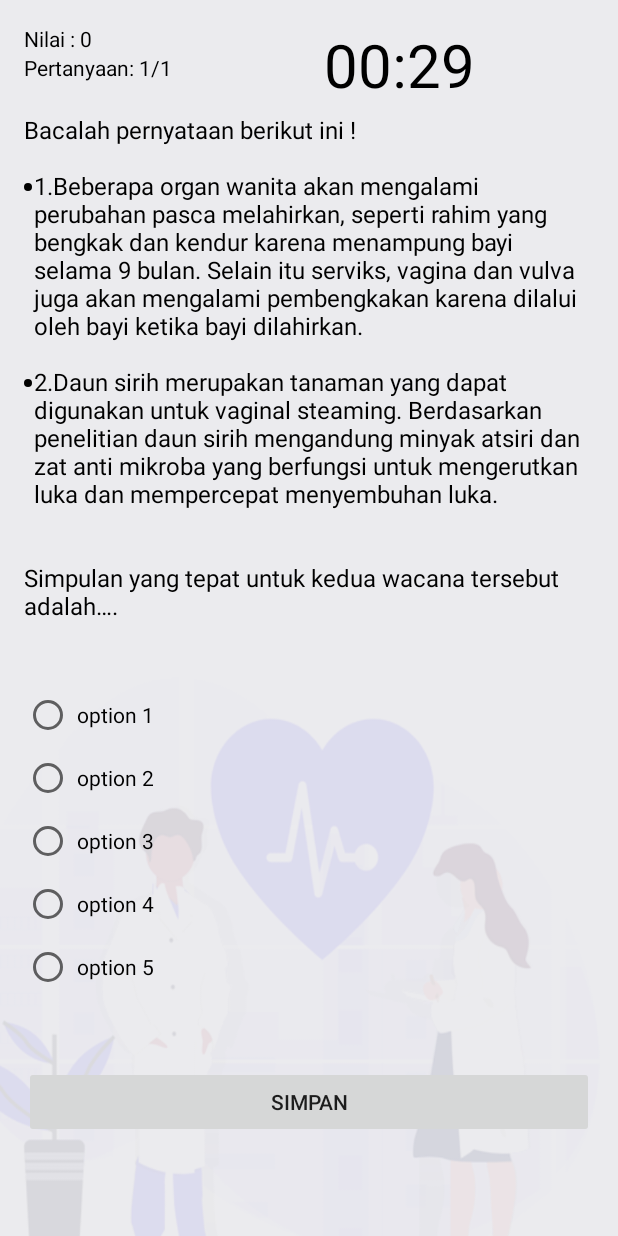
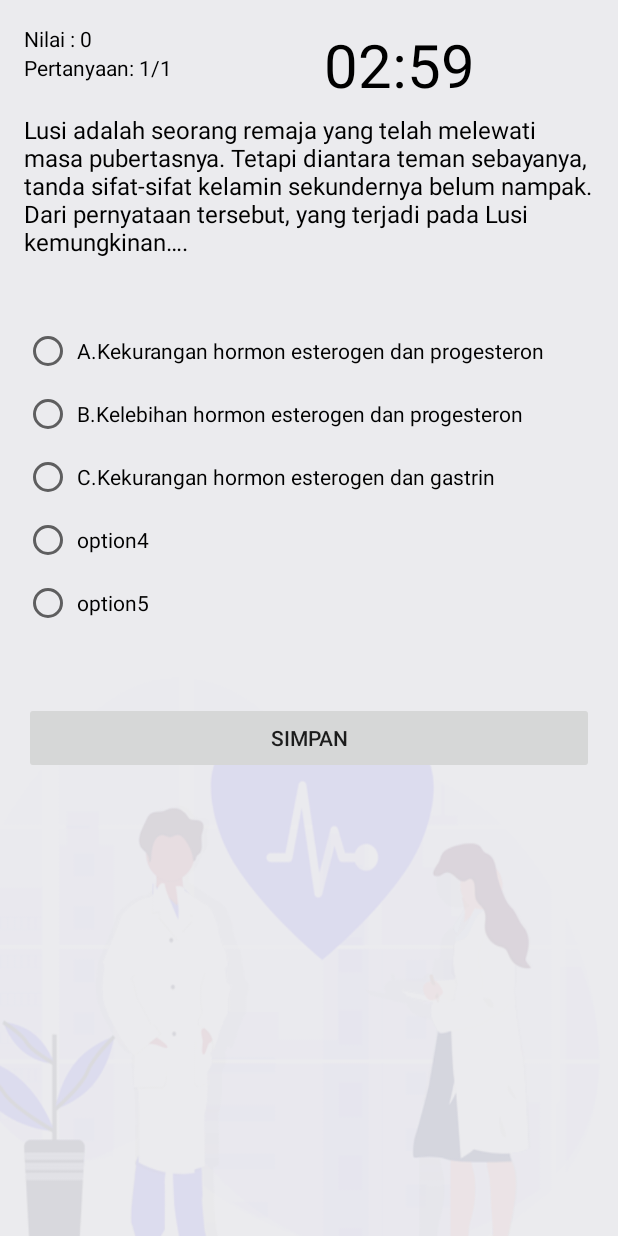
Before and after one commit to alexistdev/myrepro2, an Android app: the QuizActivity screen opened directly, with no data from a screen before it, on a phone screen of 412 x 824 dp. Run offline under Robolectric (Android 15) with nearby library versions, the phone set to English and light mode, and no system bars.

Commit message:
Update Soal sampai 22

```diff
--- a/app/src/main/java/com/shinta/myreprover2/Quiz/QuizActivity.java
+++ b/app/src/main/java/com/shinta/myreprover2/Quiz/QuizActivity.java
@@ -26,7 +26,7 @@ public class QuizActivity extends AppCompatActivity {
 
     public static final String EXTRA_SCORE  = "extraScore";
     //3 menit timer
-    private static final long COUNTDOWN_IN_MILLIS = 30000;
+    private static final long COUNTDOWN_IN_MILLIS = 180000;
 
     private ImageView gambarPertanyaan;
     private TextView textViewQuestion;
@@ -54,14 +54,13 @@ public class QuizActivity extends AppCompatActivity {
     private int questionCountTotal;
     private Pertanyaan currentQuestion;
 
-    private int score;
+    private float score;
     private boolean answered;
 
     @Override
     protected void onCreate(Bundle savedInstanceState) {
         super.onCreate(savedInstanceState);
         setContentView(R.layout.activity_quiz2);
-        score = 10;
         //gambar pertanyaan
 
         gambarPertanyaan= findViewById(R.id.gbrPertanyaan);
@@ -217,17 +216,7 @@ public class QuizActivity extends AppCompatActivity {
             textViewCountDown.setTextColor(textColorDefaultCd);
         }
     }
-    //mengecek apakah gambar atau bukan
-//    private void checkStatus(){
-//        //statusGambar = true;
-//        int statusNr = currentQuestion.getStatusPr();
-//        if (statusNr == 1){
-//
-//        } else {
-//
-//        }
-//
-//    }
+
     //mengecek jawaban
     private void checkAnswer() {
         answered = true;
@@ -237,7 +226,7 @@ public class QuizActivity extends AppCompatActivity {
         int answerNr = rbGroup.indexOfChild(rbSelected) + 1;
 
         if (answerNr == currentQuestion.getAnswerNr()) {
-            score += 3;
+            score += (100/2);
             textViewScore.setText("Nilai : " + score);
         }
 
--- a/app/src/main/java/com/shinta/myreprover2/Quiz/QuizDbHelper.java
+++ b/app/src/main/java/com/shinta/myreprover2/Quiz/QuizDbHelper.java
@@ -69,10 +69,38 @@ public class QuizDbHelper extends SQLiteOpenHelper {
 //        masukkanPertanyaan(q7);
 //        Pertanyaan q8 = new Pertanyaan("testpack","Gambar tersebut merupakan tes pack hasil tes pada urin pada wanita yang seorang wanita, sehingga muncul tanda positif (+), tanda positif (+) pada  tes pack tersebut menunjukkan bahwa wanita tersebut sedang hamil. Munculnya tanda positif (+) pada tes pack setelah dicelupkan pada urin wanita hamil disebabkan oleh…."," A.Kadar hormon progesterone pada urin sangat tinggi"," B.Adanya hormon estrogen pada urin"," C.Kadar hormon LH pada urin rendah"," D.Adanya hormon HCG pada urin"," E.Adanya hormon FSH pada urin",3,4);
 //        masukkanPertanyaan(q8);
-         Pertanyaan q9 = new Pertanyaan("Bacalah pernyataan berikut ini !<br><br><ul><li>1.Beberapa organ wanita akan mengalami perubahan pasca melahirkan, seperti rahim yang bengkak dan kendur karena menampung bayi selama 9 bulan. Selain itu serviks, vagina dan vulva juga akan mengalami pembengkakan karena dilalui oleh bayi ketika bayi dilahirkan.</li><li>2.Daun sirih merupakan tanaman yang dapat digunakan untuk vaginal steaming. Berdasarkan penelitian daun sirih mengandung minyak atsiri dan zat anti mikroba yang berfungsi untuk mengerutkan luka dan mempercepat menyembuhan luka.</li></ul><br>Simpulan yang tepat untuk kedua wacana tersebut adalah….",""," option 1"," option 2"," option 3"," option 4"," option 5",2,2);
-        masukkanPertanyaan(q9);
-        // Pertanyaan q6 = new Pertanyaan("soal1","teks"," option 1"," option 2"," option 3"," option 4"," option 5",2,2);
-//        masukkanPertanyaan(q6);
+//         Pertanyaan q9 = new Pertanyaan("Bacalah pernyataan berikut ini !<br><br><ul><li>1.Beberapa organ wanita akan mengalami perubahan pasca melahirkan, seperti rahim yang bengkak dan kendur karena menampung bayi selama 9 bulan. Selain itu serviks, vagina dan vulva juga akan mengalami pembengkakan karena dilalui oleh bayi ketika bayi dilahirkan.</li><li>2.Daun sirih merupakan tanaman yang dapat digunakan untuk vaginal steaming. Berdasarkan penelitian daun sirih mengandung minyak atsiri dan zat anti mikroba yang berfungsi untuk mengerutkan luka dan mempercepat menyembuhan luka.</li></ul><br>Simpulan yang tepat untuk kedua wacana tersebut adalah….",""," A.Vaginal steaming merupakan cara yang tepat untuk mengobati luka pada organ intim wanita pasca melahirkan"," B.Daun siri mampu mengobati luka pada rahim"," C.Daun sirih yang diguaakan untuk vaginal steaming dapat memilihkan kondisi organ wanita karena mengandung minyak atsiri dan zat antimikroba"," D.Minyak atsiri dan zat antimikroba daun sirih dapat mengencangkan vagina"," E.Daun sirih digunakan untuk vaginal steaming karena mengandung antimikroba",2,3);
+//         masukkanPertanyaan(q9);
+//         Pertanyaan q10 = new Pertanyaan("Ibu Lulu merupakan seorang ibu muda yang memberikan ASI ekslusif kepada bayinya. Pemberian ASI ekslusif sangat baik untuk perkembangan dan pertumbuhan bayi. ASI yang terbentuk pertama kali dari kelenjar susu ibu yaitu kolostrum. Kolostrum wajib diberikan kepada bayi yang baru lahir. Alasan yang tepat mengapa kolostrum harus diberikan kepada bayi yang baru lahir adalah….",""," A.Kolostrum dapat membentuk antibodi pada bayi"," B.Kolostrum dapat membentuk tulang dan gigi pada bayi"," C.Kolostrum dapat membentuk sel tubuh pada bayi"," D.Kolostrum dapat membentuk enzim pertumbuhan pada bayi"," E.Kolostrum dapat meningkatkan sel darah pada bayi",2,1);
+//         masukkanPertanyaan(q10);
+//         Pertanyaan q11 = new Pertanyaan("gametogenesis5","Gambar tersebut merupakan bagan proses oogenesis. Berikut ini simpulan yang tepat mengenai oogenesis berdasarkan gambar tersebut adalah…."," A. Proses pembelahan pada oogenesis terjadi proses meiosis tanpa pembelahan mitosis"," B.Ootid yang terbentuk akibat proses pembelahan mitosis sebelum menjadi ovum"," C.Ovum yang terbentuk berasal dari ootid yang dibentuk pada proses meiosis II"," D.Oosit mengalami pembelahan meiosis pertama dan menjadi ootid"," E.Oogonium mengalami pembelahan mitosis menjadi oosit primer.",3,5);
+//         masukkanPertanyaan(q11);
+//         Pertanyaan q12 = new Pertanyaan("Rika adalah seorang ibu muda berusia 26 tahun yang akan melahirkan anak pertamanya. Pada saat akan melahirkan, ia sangat terlihat kesakitan. Ternyata tulang vaginanya sangat kecil sehingga Rika terlihat kesakitan. Setelah beberapa lama akhirnya bayi dapat keluar dari tulang vagina yang sempit karena adanya pengaruh hormon, hormon yang mempengaruhinya adalah….",""," A. LH"," B. FSH"," C. Progesteron"," D. Oksitosin"," E. Esterogen",2,4);
+//         masukkanPertanyaan(q12);
+//         Pertanyaan q13 = new Pertanyaan("ASI sangat baik untuk bayi yang baru lahir karena memiliki antibodi yang dapat mecegah penyakit, menurut anda, pernyataan yang tidak benar tentang ASI dibawah ini adalah….",""," A. ASI meningkatkan kasing sayang antara ibu dan anak"," B. ASI lebih steril dibandingkan dengan susu formula"," C. ASI mengandung antibodi yang baik bagi tubih bayi"," D. ASI mampu membunuh kuman penyakit yang masuk"," E.ASI lebih mahal dibandingkan dengan susu formula",2,5);
+//         masukkanPertanyaan(q13);
+//         Pertanyaan q14 = new Pertanyaan("<i>Vaginal steaming</i> selain untuk mengembalikan kondisi rahim juga dipercaya mampu mengembalikan stamina seksual. Stamina seksual pada setiap manusia dapat mengalami penurunan. Faktor penyebab terjadinya penurunan stamina seksual adalah….",""," A.Usia, diabetes, hipertensi, kadar kolestrol tinggi, mengidap HIV"," B.Usia, hipertensi, kolestrol rendah dan sering olahraga"," C.Kebugaran tubuh, ketikdakseimbangan testosteron dan hipertensi"," D.Usia, daya tahan tubuh yang baik dan diabetes"," E.Pengidap penyakit jantung, daya tahan tubuh yang baik dan kurang berolahraga",2,1);
+//         masukkanPertanyaan(q14);
+//         Pertanyaan q15 = new Pertanyaan("Fertilisasi, merupakan peroses bertemunya sel sperma dengan sel ovum. Menurut anda pernyataan yang tepat mengenai fertilisasi adalah…",""," A. Hialuronidase, enzim yang dapat melarutkan senyawa hialuronid pada korona radiata"," B.Akrosin, protease yang dapat menghancurkan glikoprotein pada zona pelusida "," C.Antifertilisin, antigen terhadap oosit sekunder sehingga sperma dapat melekat pada oosit sekunder"," D.Zona pelusida merupakan lapisan disebelah luar korona radiata"," E.Sel granulosit mengeluarkan senyawa tertentu sehingga zona pellusida tidak ditembus sperma lain",2,4);
+//        masukkanPertanyaan(q15);
+//         Pertanyaan q16 = new Pertanyaan("Rempah-rempah seperti kunyit, daun sirih dan temulawak dipercaya mampu mengatasi masalah keputihan pada wanita. Secara ilmiah ketiga tanaman tersebut dapat mengatasi masalah keputihan karena mengandung….",""," A.Kurkumin yang mampu membersihkan keputihan"," B. Zat antimikroba yang mampu melawan mikroba penyebab keputihan"," C.Serat, karbohidrat dan lemak yang mampu membunuh mikroba penyebab keputihan"," D.Minyak atsiri yang mampu membersihkan organ intim"," E.Tannin yang mampu mengusir mikroba penyebab keputihan",2,2);
+//         masukkanPertanyaan(q16);
+//         Pertanyaan q17 = new Pertanyaan("Kanker prostat merupakan kanker yang berkembang pada kelenjar prostat yang terdapat pada sistem reproduksi laki- laki. Di Indonesia insiden kanker prostat terjadi peningkatan hampir tiga kali lipat per tahunnya. Salah satu pengobatan kanker dengan menggunakan bahan herbal ialah dengan daun sirsak. Daun sirsak diyakini merupakan salah satu tanaman yang diyakini sebagai obat kanker. Secara ilmiah daun sirsak dapat mengobati kanker karena….",""," A.Daun sirsak mengandung senyawa acetogenin yang merupakan fitokimia yang efektif melawan sel-sel kanker"," B.Daun sirsak mengandung karbohidrat dan lemak yang mampu menghilangkan sel kanker"," C.Daun sirsak kaya dengan kalium, kalsium dan fosfor yang mampu menghilangkan sel kanker"," D.Daun sirsak mengandung senyawa tannin yang mampu membunuh sel kanker"," E.Daun sirsak mengandung senyawa antimikroba yang mampu",2,1);
+//         masukkanPertanyaan(q17);
+//         Pertanyaan q18 = new Pertanyaan("Sepasang suami istri pergi ke dokter untuk periksa karena sering mengalami nyeri pada punggung, nyeri haid yang sangat menyakitkan dan rasa sakit pada saat berhubungan seks. Setelah diperiksakan ternyata sang istri menderita endometriosis. Tindakan yang harus dilakukan oleh sang istri ialah….",""," A.Pengangkatan rahim"," B.Mengonsumsi asiklovir"," C.Berobat tradisonal"," D.Pengangkatan oviduk"," E.Penanganan secara periodik",2,5);
+//         masukkanPertanyaan(q18);
+//         Pertanyaan q19 = new Pertanyaan("Ketika seorang wanita mengalami menstruasi, ada beberapa larangan yang tidak boleh dilakukan oleh wanita haid salah satunya berhubungan seksual dengan suaminya, jika dikaji secara biologis dampak negatifnya menyebabkan….",""," A.Herpes genitalis"," B.Endometrium"," C.Endometriosis"," D.Infeksi dan luka mulut Rahim"," E.Kanker leher Rahim",2,4);
+//         masukkanPertanyaan(q19);
+//         Pertanyaan q20 = new Pertanyaan("Selama mengalami kehamilan, ibu Tuti dianjurkan untuk mengajak anak yang dikandungnya untuk berinteraksi dengan berbicara, mendengarkan musik, dan membacakan doa. Secara ilmiah pemberian rangsangan berupa suara kepada bayi dalam kandungan dapat….",""," A.Bayi dalam kandungan akan stres dan frekuensi detak jantung meningkat"," B.Bayi dalam kandungan akan bergerak aktif ketika mendengar suara dari luar"," C.Bayi dalam kandungan akan merasa nyaman dan membuat detak jantung bayi lebih tenang"," Bayi dalam kandungan diam saja dan tidak merespon karena suara dari luar tidak terdengar"," E.Membuat bayi kebisingan karena suara dari luar",2,3);
+//         masukkanPertanyaan(q20);
+//         Pertanyaan q21 = new Pertanyaan("Ukuran normal rahim seorang wanita diperkirakan sebesar buah pir, namun dapat membesar ratusan kali dari ukuran normalnya. Pasca melahirkan rahim dapat membengkak. Kondisi tersebut dapat dipulihkan dengan metode vaginal steaming. Berikut ini simpulan yang paling tepat dari wacana diatas adalah….",""," A.Rahim bisa berukuran lebih besar dari ukuran normal"," B.Vaginal steaming dapat mengencangkan rahim yang bengkak"," C.Kondisi rahim tidak akan cepat kembali keukuran normal apabila tidak melakukan vaginal steaming"," D.Rahim dalam keadaan bengkak tidak akan kembali ke keadaan normal"," E.Vaginal steaming dapat mempercepat pemulihan rahim yang bengkak",2,5);
+//         masukkanPertanyaan(q21);
+         Pertanyaan q22 = new Pertanyaan("Lusi adalah seorang remaja yang telah melewati masa pubertasnya. Tetapi diantara teman sebayanya, tanda sifat-sifat kelamin sekundernya belum nampak. Dari pernyataan tersebut, yang terjadi pada Lusi kemungkinan….",""," A.Kekurangan hormon esterogen dan progesteron"," B.Kelebihan hormon esterogen dan progesteron"," C.Kekurangan hormon esterogen dan gastrin"," option4"," option5",2,2);
+         masukkanPertanyaan(q22);
+
+        // Pertanyaan q6 = new Pertanyaan("soal1","teks"," option1"," option2"," option3"," option4"," option5",2,2);
+////        masukkanPertanyaan(q6);
+
 
     }
     private void masukkanPertanyaan(Pertanyaan pertanyaan) {
--- a/app/src/main/res/layout/activity_quiz2.xml
+++ b/app/src/main/res/layout/activity_quiz2.xml
@@ -45,13 +45,6 @@
         android:layout_width="match_parent"
         android:orientation="vertical"
         android:layout_height="wrap_content">
-        <ImageView
-            android:id="@+id/gbrPertanyaan"
-            android:src="@drawable/steaming2"
-            android:contentDescription="@string/quiz1"
-            android:visibility="gone"
-            android:layout_width="match_parent"
-            android:layout_height="200sp"/>
 
         <ScrollView
             android:layout_width="match_parent"
@@ -60,6 +53,17 @@
                 android:orientation="vertical"
                 android:layout_width="match_parent"
                 android:layout_height="wrap_content">
+                <ImageView
+                    android:id="@+id/gbrPertanyaan"
+                    android:src="@drawable/steaming2"
+                    android:contentDescription="@string/quiz1"
+                    android:visibility="gone"
+                    android:scaleType="fitStart"
+                    android:layout_marginStart="10sp"
+                    android:layout_marginEnd="4sp"
+                    android:layout_marginTop="10sp"
+                    android:layout_width="match_parent"
+                    android:layout_height="275dp"/>
                 <TextView
                     android:id="@+id/txtPertanyaan"
                     android:layout_width="match_parent"
```
Also changed, not shown: app/src/main/java/com/shinta/myreprover2/Quiz/StartingScreenActivity.java (+5 -5 lines), 1 other file.
